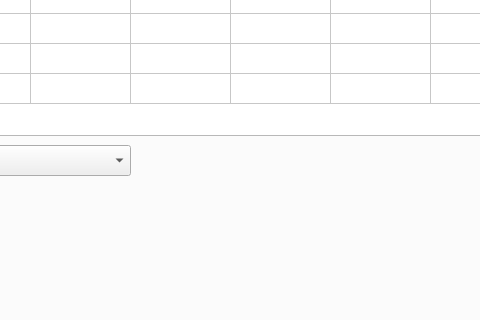
Before: the Qt Designer form ui/uifiles/dataset_view.ui in kslz/sound_dataset_tools2, drawn with Qt 5; both pictures show x 101 to 581 and y 280 to 600 of the 1200 by 800 pixel window.
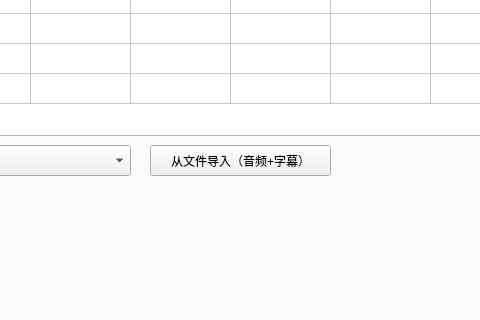
After: the same form once the commit is applied.

Commit message: 完成数据导入（音频+字幕）基本逻辑 todo: 导入数据库

```diff
--- a/ui/uifiles/dataset_view.ui
+++ b/ui/uifiles/dataset_view.ui
@@ -152,6 +152,19 @@
           </font>
          </property>
         </widget>
+        <widget class="QPushButton" name="pushButton_add_wav_srt">
+         <property name="geometry">
+          <rect>
+           <x>230</x>
+           <y>380</y>
+           <width>181</width>
+           <height>31</height>
+          </rect>
+         </property>
+         <property name="text">
+          <string>从文件导入（音频+字幕）</string>
+         </property>
+        </widget>
        </widget>
       </item>
      </layout>
```
The commit also changes 6 other files.
